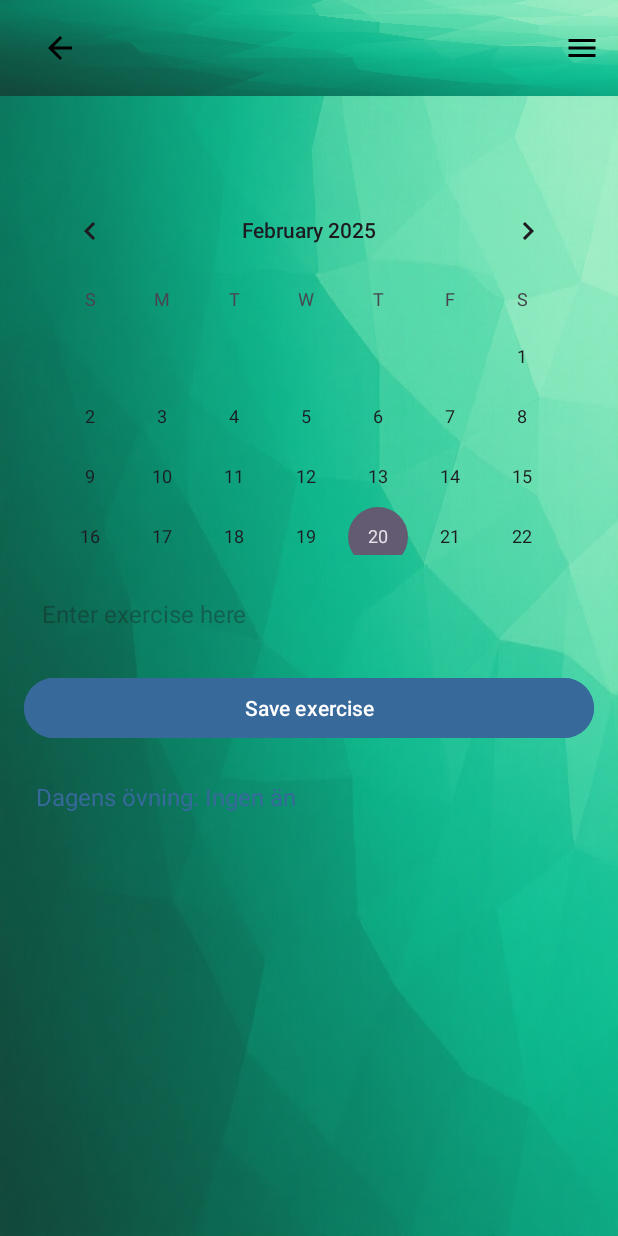
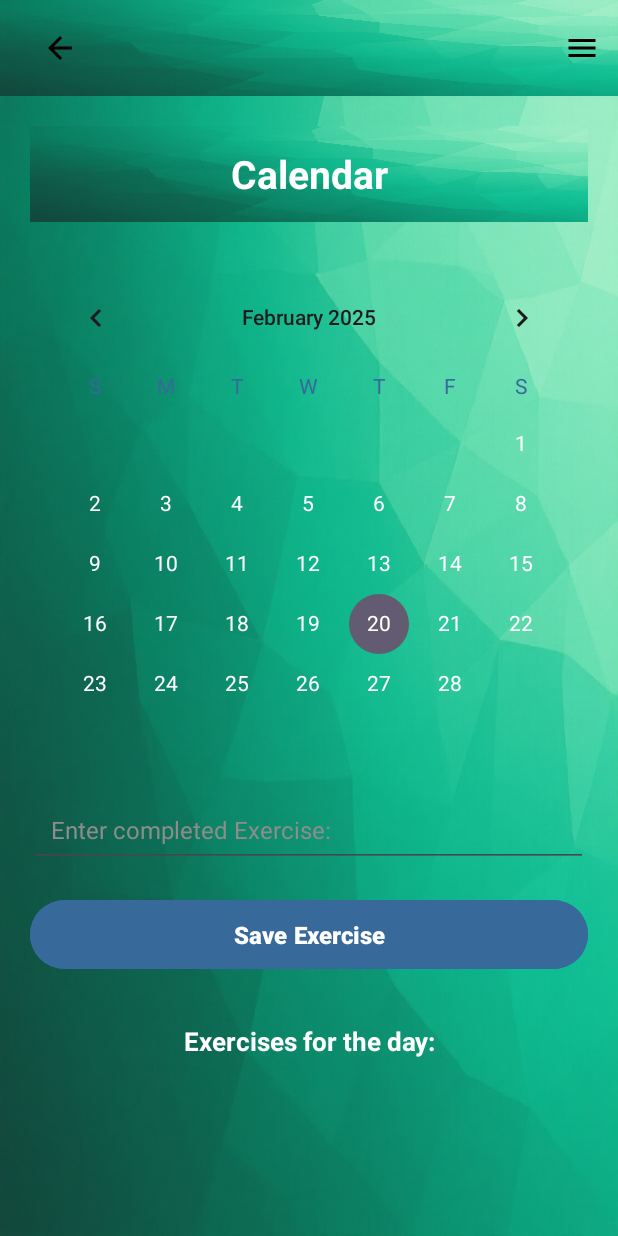
Before and after one commit to Vivianne-S/HomeFit, an Android app: the CalenderFragment screen opened through its navigation route, on a phone screen of 412 x 824 dp. Run offline under Robolectric (Android 15) with nearby library versions, the phone set to English and light mode, and no system bars; our stand-ins replace Firebase (no records; nobody signed in at launch, a user with empty details on screens opened directly), navigation-ui.

Commit message:
Made the calendar layout ui more matchy matchy with the rest of the app with the themes.xml and added more padding and such in fragment_calender.xml.
Added all the hardcoded words into strings.xml from fragment_calender.xml.

Changed some swe word in CalenderFragment.kt to eng.

```diff
--- a/app/src/main/java/com/example/homefit/ui/calendar/CalenderFragment.kt
+++ b/app/src/main/java/com/example/homefit/ui/calendar/CalenderFragment.kt
@@ -1,9 +1,11 @@
 package com.example.homefit.ui.calendar
 
+import android.content.Context
 import android.os.Bundle
 import android.view.LayoutInflater
 import android.view.View
 import android.view.ViewGroup
+import android.view.inputmethod.InputMethodManager
 import android.widget.Button
 import android.widget.CalendarView
 import android.widget.EditText
@@ -43,6 +45,7 @@ class CalenderFragment : Fragment() {
         btnSave = view.findViewById(R.id.btnSave)
         textViewExercises = view.findViewById(R.id.textViewExercises)
 
+
         loadExercise(selectedDate) // Laddar dagens övning
 
         // Lyssnar på datumändring
@@ -50,7 +53,6 @@ class CalenderFragment : Fragment() {
             val calendar = Calendar.getInstance()
             calendar.set(year, month, dayOfMonth, 0, 0, 0)
             selectedDate = getFormattedDate(calendar.timeInMillis)
-
             loadExercise(selectedDate) // Ladda övning för valt datum
         }
 
@@ -76,7 +78,7 @@ class CalenderFragment : Fragment() {
         db.collection("exercises").document(date)
             .set(exerciseData)
             .addOnSuccessListener {
-                textViewExercises.text = "Dagens övning: $exercise"
+                textViewExercises.text = "Exercises for the day: $exercise"
                 editTextExercise.text.clear()
                 Toast.makeText(requireContext(), "Övning sparad!", Toast.LENGTH_SHORT).show()
             }
@@ -93,11 +95,11 @@ class CalenderFragment : Fragment() {
                     val userId = document.getString("userID") ?: ""
                     if (userId == currentUserId) {
                         val exercise = document.getString("exercise") ?: ""
-                        textViewExercises.text = "Dagens övning: $exercise"
+                        textViewExercises.text = "Exercises for the day $exercise"
                         editTextExercise.setText(exercise)
                     }
                 } else {
-                    textViewExercises.text = "Dagens övning: Ingen än"
+                    textViewExercises.text = "Exercises for the day:"
                     editTextExercise.setText("")
                 }
             }
--- a/app/src/main/res/layout/fragment_calender.xml
+++ b/app/src/main/res/layout/fragment_calender.xml
@@ -1,63 +1,103 @@
 <?xml version="1.0" encoding="utf-8"?>
-<androidx.constraintlayout.widget.ConstraintLayout xmlns:android="http://schemas.android.com/apk/res/android"
+<ScrollView xmlns:android="http://schemas.android.com/apk/res/android"
     xmlns:app="http://schemas.android.com/apk/res-auto"
     android:layout_width="match_parent"
     android:layout_height="match_parent"
     android:background="@drawable/app_background"
-    android:padding="16dp">
+    android:fillViewport="true"
+    android:padding="20dp">
+
+    <androidx.constraintlayout.widget.ConstraintLayout
+        android:layout_width="match_parent"
+        android:layout_height="wrap_content">
+
+        <!-- Toolbar -->
+        <androidx.appcompat.widget.Toolbar
+            android:id="@+id/toolbar"
+            android:layout_width="0dp"
+            android:layout_height="?attr/actionBarSize"
+            android:background="@drawable/app_background"
+            android:elevation="4dp"
+            app:layout_constraintEnd_toEndOf="parent"
+            app:layout_constraintStart_toStartOf="parent"
+            app:layout_constraintTop_toTopOf="parent"
+            app:popupTheme="@style/ThemeOverlay.AppCompat.Light"
+            app:titleTextColor="@android:color/white">
+
+            <TextView
+                android:id="@+id/toolbar_title"
+                android:layout_width="wrap_content"
+                android:layout_height="wrap_content"
+                android:layout_gravity="center"
+                android:gravity="center"
+                android:text="@string/calendar_title"
+                android:textColor="@android:color/white"
+                android:textSize="26sp"
+                android:textStyle="bold" />
+        </androidx.appcompat.widget.Toolbar>
 
         <!-- Calendar -->
         <CalendarView
             android:id="@+id/calendarView"
-        android:layout_width="match_parent"
-        android:layout_height="250dp"
-        app:layout_constraintTop_toTopOf="parent"
+            android:layout_width="0dp"
+            android:layout_height="320dp"
+            android:layout_marginTop="30dp"
+            android:dateTextAppearance="@style/CalendarSelectDay"
+            android:weekDayTextAppearance="@style/CalendarWeekDayStyle"
+        android:selectedWeekBackgroundColor="@color/blue"
+        android:weekSeparatorLineColor="@android:color/transparent"
+        app:layout_constraintEnd_toEndOf="parent"
         app:layout_constraintStart_toStartOf="parent"
-        app:layout_constraintEnd_toEndOf="parent"
-        app:layout_constraintBottom_toTopOf="@id/editTextExercise"
-        android:layout_marginTop="40dp" />
+        app:layout_constraintTop_toBottomOf="@id/toolbar" />
+
 
         <!-- Enter exercise -->
         <EditText
             android:id="@+id/editTextExercise"
-        android:layout_width="0dp"
+            android:layout_width="match_parent"
             android:layout_height="wrap_content"
-        android:hint="Enter exercise here"
+            android:layout_marginTop="30dp"
+            android:hint="@string/enter_exercise_hint"
             android:inputType="text"
+            android:padding="14dp"
             android:textColor="@color/logoblue"
-        android:background="@android:color/transparent"
-        android:padding="12dp"
+            android:textColorHint="@color/gray"
             android:textSize="16sp"
-        app:layout_constraintTop_toBottomOf="@id/calendarView"
+            app:layout_constraintEnd_toEndOf="parent"
             app:layout_constraintStart_toStartOf="parent"
-        app:layout_constraintEnd_toEndOf="parent"
-        android:layout_marginTop="16dp"/>
+            app:layout_constraintTop_toBottomOf="@id/calendarView" />
 
         <!-- Save button -->
         <Button
             android:id="@+id/btnSave"
             android:layout_width="0dp"
             android:layout_height="wrap_content"
-        android:text="Save exercise"
+            android:layout_marginTop="18dp"
+            android:backgroundTint="@color/logoblue"
+            android:paddingVertical="12dp"
+            android:text="@string/save_exercise_button"
             android:textColor="@android:color/white"
-        android:backgroundTint="@color/logoblue"
-        app:layout_constraintTop_toBottomOf="@id/editTextExercise"
+            android:textSize="16sp"
+            android:textStyle="bold"
+            app:layout_constraintEnd_toEndOf="parent"
             app:layout_constraintStart_toStartOf="parent"
-        app:layout_constraintEnd_toEndOf="parent"
-        android:layout_marginTop="16dp"/>
+            app:layout_constraintTop_toBottomOf="@id/editTextExercise" />
 
         <!-- Shows today's exercise -->
         <TextView
             android:id="@+id/textViewExercises"
             android:layout_width="0dp"
             android:layout_height="wrap_content"
-        android:text="Today's exercise: None yet"
-        android:textSize="16sp"
-        android:textColor="@color/logoblue"
-        android:padding="8dp"
-        app:layout_constraintTop_toBottomOf="@id/btnSave"
+            android:layout_marginTop="20dp"
+            android:padding="12dp"
+            android:text="@string/exercises_of_day"
+            android:textColor="@color/white"
+            android:textSize="17sp"
+            android:textStyle="bold"
+            android:gravity="center"
+            app:layout_constraintEnd_toEndOf="parent"
             app:layout_constraintStart_toStartOf="parent"
-        app:layout_constraintEnd_toEndOf="parent"
-        android:layout_marginTop="16dp"/>
+            app:layout_constraintTop_toBottomOf="@id/btnSave" />
 
     </androidx.constraintlayout.widget.ConstraintLayout>
+</ScrollView>
--- a/app/src/main/res/values/strings.xml
+++ b/app/src/main/res/values/strings.xml
@@ -4,6 +4,7 @@
 
     <!--  Fragment tile names -->
     <string name="categories_title">Categories</string>
+    <string name="calendar_title">Calendar</string>
 
     <!-- Welcome messages -->
     <string name="welcome_message_journey">Your Fitness Journey Begins</string>
@@ -69,7 +70,11 @@
 
     <!-- Category Image -->
     <string name="category_image_description">Chair Dips icon</string>
-    <!-- TODO: Remove or change this placeholder text -->
-    <string name="hello_blank_fragment">Hello blank fragment</string>
+
+    <!-- Calendar Fragment Strings -->
+    <string name="enter_exercise_hint">Enter completed Exercise:</string>
+    <string name="save_exercise_button">Save Exercise</string>
+    <string name="exercises_of_day">Exercises for the day:</string>
+
 
 </resources>
--- a/app/src/main/res/values/themes.xml
+++ b/app/src/main/res/values/themes.xml
@@ -2,8 +2,18 @@
     <!-- Base application theme. -->
     <style name="Base.Theme.HomeFit" parent="Theme.Material3.DayNight.NoActionBar">
         <!-- Customize your light theme here. -->
-        <!-- <item name="colorPrimary">@color/my_light_primary</item> -->
     </style>
+
+    <style name="CalendarWeekDayStyle" parent="TextAppearance.AppCompat">
+        <item name="android:textColor">@color/logoblue</item>
+    </style>
+
+
+    <style name="CalendarSelectDay" parent="TextAppearance.AppCompat">
+        <item name="android:textColor">@color/white</item>
+    </style>
+
+
 
     <style name="Theme.HomeFit" parent="Base.Theme.HomeFit" />
 </resources>
```
Lines whose indentation alone changed are shown as unchanged.
